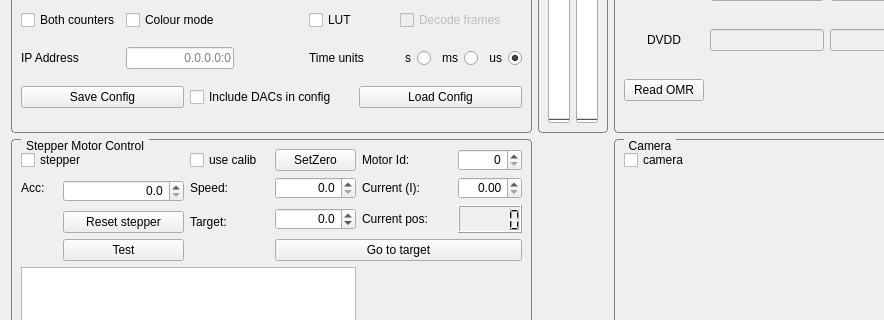
Above: SpidrMpx3Eq/qcstmconfigmonitoring.ui from navrit/dexter before the change; both pictures show x 0 to 884 and y 256 to 576 of the 1146 by 790 pixel window. Below: the same form after it.
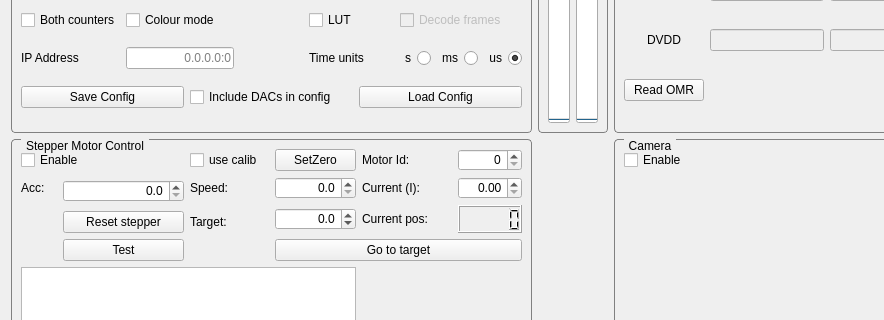
That is the form after the change.

Commit message: Better tooltips

What changed in the file:
```diff
--- a/SpidrMpx3Eq/qcstmconfigmonitoring.ui
+++ b/SpidrMpx3Eq/qcstmconfigmonitoring.ui
@@ -478,7 +478,7 @@
         <item row="0" column="1" colspan="2">
          <widget class="QCheckBox" name="stepperMotorCheckBox">
           <property name="text">
-           <string>stepper</string>
+           <string>Enable</string>
           </property>
          </widget>
         </item>
@@ -955,7 +955,7 @@
         <item row="0" column="0">
          <widget class="QCheckBox" name="cameraCheckBox">
           <property name="text">
-           <string>camera</string>
+           <string>Enable</string>
           </property>
          </widget>
         </item>
```
Left out of the diff: 12 changed lines with no effect on the pictures.
